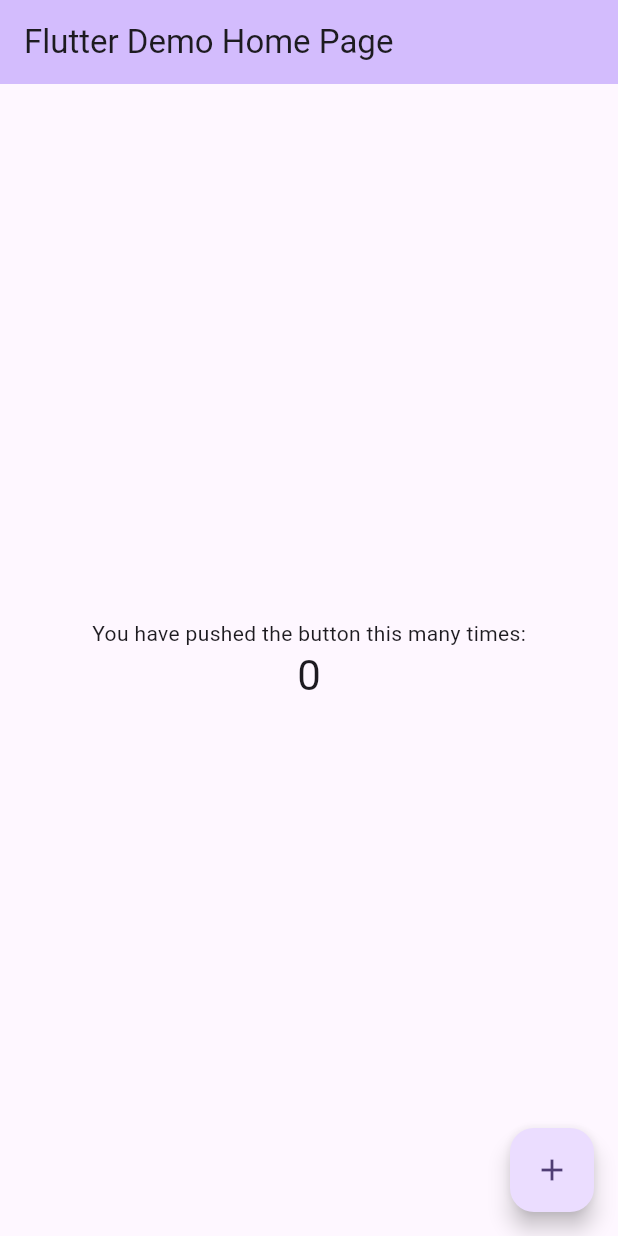
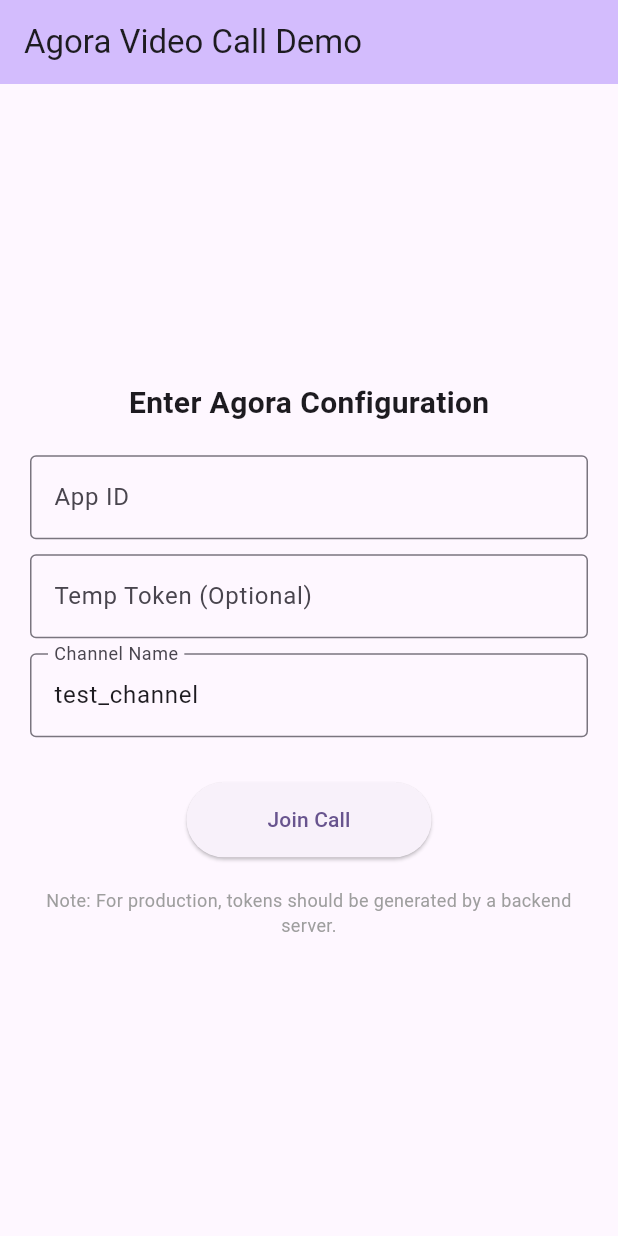
Before and after one commit to could-ai/019addd8-0d60-73cc-a243-be001005294f, a Flutter app: the screen it shows after launch, on a phone screen of 412 x 824 dp. Run offline on Flutter 3.47's test engine with Material 3 defaults, Android fonts, the phone set to English and light mode, and no system bars; our stand-ins replace permission_handler; missing offline and left inert: agora_rtc_engine.

```diff
--- a/usr/lib/main.dart
+++ b/usr/lib/main.dart
@@ -1,4 +1,5 @@
 import 'package:flutter/material.dart';
+import 'screens/call_screen.dart';
 
 void main() {
   runApp(const MyApp());
@@ -7,117 +8,111 @@ void main() {
 class MyApp extends StatelessWidget {
   const MyApp({super.key});
 
-  // This widget is the root of your application.
   @override
   Widget build(BuildContext context) {
     return MaterialApp(
-      title: 'Flutter Demo',
+      title: 'Agora Flutter Demo',
       debugShowCheckedModeBanner: false,
       theme: ThemeData(
-        // This is the theme of your application.
-        //
-        // TRY THIS: Try running your application with "flutter run". You'll see
-        // the application has a purple toolbar. Then, without quitting the app,
-        // try changing the seedColor in the colorScheme below to Colors.green
-        // and then invoke "hot reload" (save your changes or press the "hot
-        // reload" button in a Flutter-supported IDE, or press "r" if you used
-        // the command line to start the app).
-        //
-        // Notice that the counter didn't reset back to zero; the application
-        // state is not lost during the reload. To reset the state, use hot
-        // restart instead.
-        //
-        // This works for code too, not just values: Most code changes can be
-        // tested with just a hot reload.
         colorScheme: ColorScheme.fromSeed(seedColor: Colors.deepPurple),
+        useMaterial3: true,
       ),
       initialRoute: '/',
       routes: {
-        '/': (context) => const MyHomePage(title: 'Flutter Demo Home Page'),
+        '/': (context) => const HomeScreen(),
       },
     );
   }
 }
 
-class MyHomePage extends StatefulWidget {
-  const MyHomePage({super.key, required this.title});
-
-  // This widget is the home page of your application. It is stateful, meaning
-  // that it has a State object (defined below) that contains fields that affect
-  // how it looks.
-
-  // This class is the configuration for the state. It holds the values (in this
-  // case the title) provided by the parent (in this case the App widget) and
-  // used by the build method of the State. Fields in a Widget subclass are
-  // always marked "final".
-
-  final String title;
+class HomeScreen extends StatefulWidget {
+  const HomeScreen({super.key});
 
   @override
-  State<MyHomePage> createState() => _MyHomePageState();
+  State<HomeScreen> createState() => _HomeScreenState();
 }
 
-class _MyHomePageState extends State<MyHomePage> {
-  int _counter = 0;
-
-  void _incrementCounter() {
-    setState(() {
-      // This call to setState tells the Flutter framework that something has
-      // changed in this State, which causes it to rerun the build method below
-      // so that the display can reflect the updated values. If we changed
-      // _counter without calling setState(), then the build method would not be
-      // called again, and so nothing would appear to happen.
-      _counter++;
-    });
-  }
+class _HomeScreenState extends State<HomeScreen> {
+  final _channelController = TextEditingController(text: 'test_channel');
+  final _appIdController = TextEditingController(text: ''); // User must enter App ID
+  final _tokenController = TextEditingController(text: ''); // User must enter Token
 
   @override
   Widget build(BuildContext context) {
-    // This method is rerun every time setState is called, for instance as done
-    // by the _incrementCounter method above.
-    //
-    // The Flutter framework has been optimized to make rerunning build methods
-    // fast, so that you can just rebuild anything that needs updating rather
-    // than having to individually change instances of widgets.
     return Scaffold(
       appBar: AppBar(
-        // TRY THIS: Try changing the color here to a specific color (to
-        // Colors.amber, perhaps?) and trigger a hot reload to see the AppBar
-        // change color while the other colors stay the same.
+        title: const Text('Agora Video Call Demo'),
         backgroundColor: Theme.of(context).colorScheme.inversePrimary,
-        // Here we take the value from the MyHomePage object that was created by
-        // the App.build method, and use it to set our appbar title.
-        title: Text(widget.title),
       ),
-      body: Center(
-        // Center is a layout widget. It takes a single child and positions it
-        // in the middle of the parent.
+      body: Padding(
+        padding: const EdgeInsets.all(20.0),
         child: Column(
-          // Column is also a layout widget. It takes a list of children and
-          // arranges them vertically. By default, it sizes itself to fit its
-          // children horizontally, and tries to be as tall as its parent.
-          //
-          // Column has various properties to control how it sizes itself and
-          // how it positions its children. Here we use mainAxisAlignment to
-          // center the children vertically; the main axis here is the vertical
-          // axis because Columns are vertical (the cross axis would be
-          // horizontal).
-          //
-          // TRY THIS: Invoke "debug painting" (choose the "Toggle Debug Paint"
-          // action in the IDE, or press "p" in the console), to see the
-          // wireframe for each widget.
           mainAxisAlignment: MainAxisAlignment.center,
-          children: <Widget>[
-            const Text('You have pushed the button this many times:'),
-            Text('$_counter', style: Theme.of(context).textTheme.headlineMedium),
+          children: [
+            const Text(
+              'Enter Agora Configuration',
+              style: TextStyle(fontSize: 20, fontWeight: FontWeight.bold),
+            ),
+            const SizedBox(height: 20),
+            TextField(
+              controller: _appIdController,
+              decoration: const InputDecoration(
+                labelText: 'App ID',
+                border: OutlineInputBorder(),
+                hintText: 'Paste your Agora App ID here',
+              ),
+            ),
+            const SizedBox(height: 10),
+            TextField(
+              controller: _tokenController,
+              decoration: const InputDecoration(
+                labelText: 'Temp Token (Optional)',
+                border: OutlineInputBorder(),
+                hintText: 'Paste temp token or leave empty if using AppID only (unsafe)',
+              ),
+            ),
+            const SizedBox(height: 10),
+            TextField(
+              controller: _channelController,
+              decoration: const InputDecoration(
+                labelText: 'Channel Name',
+                border: OutlineInputBorder(),
+              ),
+            ),
+            const SizedBox(height: 30),
+            ElevatedButton(
+              onPressed: () {
+                if (_appIdController.text.isEmpty) {
+                  ScaffoldMessenger.of(context).showSnackBar(
+                    const SnackBar(content: Text('Please enter an App ID')),
+                  );
+                  return;
+                }
+                Navigator.push(
+                  context,
+                  MaterialPageRoute(
+                    builder: (context) => CallScreen(
+                      channelName: _channelController.text,
+                      token: _tokenController.text,
+                      appId: _appIdController.text,
+                    ),
+                  ),
+                );
+              },
+              child: const Padding(
+                padding: EdgeInsets.symmetric(horizontal: 30, vertical: 15),
+                child: Text('Join Call'),
+              ),
+            ),
+            const SizedBox(height: 20),
+            const Text(
+              'Note: For production, tokens should be generated by a backend server.',
+              style: TextStyle(color: Colors.grey, fontSize: 12),
+              textAlign: TextAlign.center,
+            ),
           ],
         ),
       ),
-      floatingActionButton: FloatingActionButton(
-        onPressed: _incrementCounter,
-        tooltip: 'Increment',
-        child: const Icon(Icons.add),
-      ), // This trailing comma makes auto-formatting nicer for build methods.
     );
   }
 }
```
Also changed, not shown: usr/lib/screens/call_screen.dart (added, +144 -0 lines), usr/pubspec.yaml (+4 -69 lines), 3 other files.
